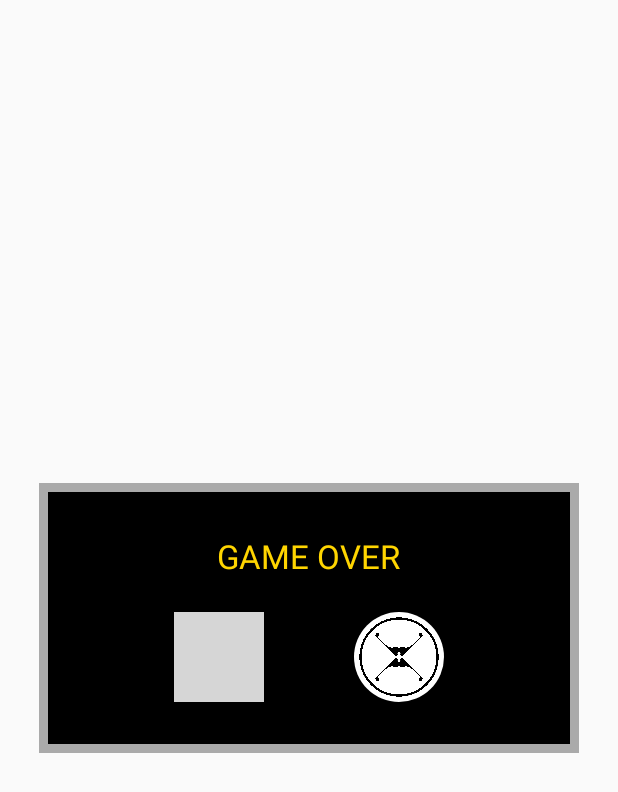
After one commit to MiguelVDP/Moviles, an Android app: the layout game_over_dialog.xml on its own in the app's theme, with its tools: preview values and no code run, on a phone screen of 412 x 824 dp. The commit adds this screen. Shown: the top 792 px of the screen. Run offline under Robolectric (Android 15) with nearby library versions, the phone set to English and light mode, and no system bars; grey boxes are pictures that could not be loaded.

Commit message:
GameOver
Se ha incluido un Dialog de gameOver cuando se te acaban las vidas

```diff
--- a/app/src/main/java/dadm/scaffold/BaseFragment.java
+++ b/app/src/main/java/dadm/scaffold/BaseFragment.java
@@ -30,7 +30,7 @@ public class BaseFragment extends Fragment {
         }
         return false;
     }
-    protected ScaffoldActivity getScaffoldActivity () {
+    public ScaffoldActivity getScaffoldActivity() {
         return (ScaffoldActivity) getActivity();
     }
 }
--- /dev/null
+++ b/app/src/main/java/dadm/scaffold/input/GameOverDialogListener.java
@@ -0,0 +1,6 @@
+package dadm.scaffold.input;
+
+public interface GameOverDialogListener {
+    void exitGame();
+    void startNewGame();
+}
--- /dev/null
+++ b/app/src/main/res/layout/game_over_dialog.xml
@@ -0,0 +1,32 @@
+<?xml version="1.0" encoding="utf-8"?>
+<RelativeLayout
+    xmlns:android="http://schemas.android.com/apk/res/android"
+    android:layout_gravity="center"
+    android:background="@drawable/dialog_bg"
+    android:layout_width="@dimen/dialog_width"
+    android:layout_height="@dimen/dialog_height">
+    <TextView
+        android:layout_width="wrap_content"
+        android:layout_height="wrap_content"
+        android:textColor="@color/text_color"
+        android:layout_marginTop="@dimen/activity_vertical_margin"
+        android:layout_centerHorizontal="true"
+        style="@android:style/TextAppearance.Large"
+        android:text="@string/game_over_txt"/>
+    <LinearLayout
+        android:layout_alignParentBottom="true"
+        android:layout_centerHorizontal="true"
+        android:layout_marginBottom="@dimen/activity_vertical_margin"
+        android:layout_width="wrap_content"
+        android:layout_height="wrap_content">
+        <ImageView
+            style="@style/iconButton"
+            android:layout_marginRight="@dimen/btn_sound_size"
+            android:id="@+id/btn_replay"
+            android:src="@drawable/resume"/>
+        <ImageView
+            style="@style/iconButton"
+            android:id="@+id/btn_exit"
+            android:src="@drawable/exit"/>
+    </LinearLayout>
+</RelativeLayout>
--- a/app/src/main/res/values/strings.xml
+++ b/app/src/main/res/values/strings.xml
@@ -10,4 +10,5 @@
     <string name="resume">resume</string>
     <string name="stop">stop</string>
     <string name="exit_confirm">Do you want to exit?</string>
+    <string name="game_over_txt">GAME OVER</string>
 </resources>
```
Also changed, not shown: app/src/main/java/dadm/scaffold/counter/GameFragment.java (+24 -2 lines), app/src/main/java/dadm/scaffold/input/GameOverDialog.java (added, +31 -0 lines), app/src/main/java/dadm/scaffold/space/GameController.java (+21 -5 lines).
